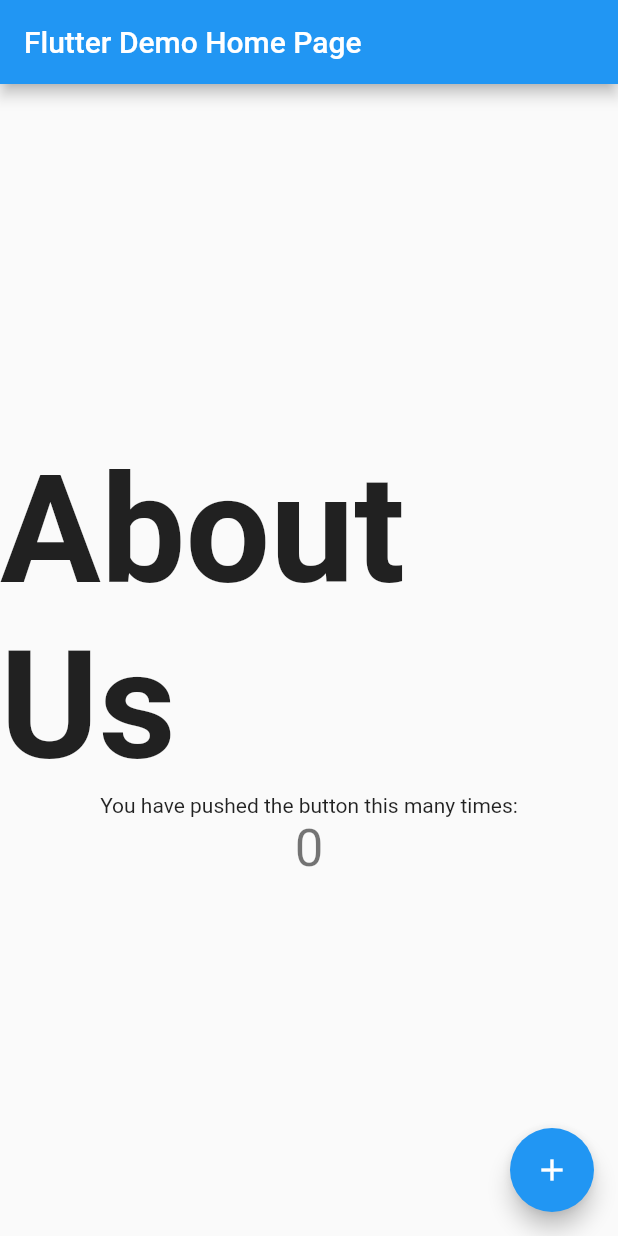
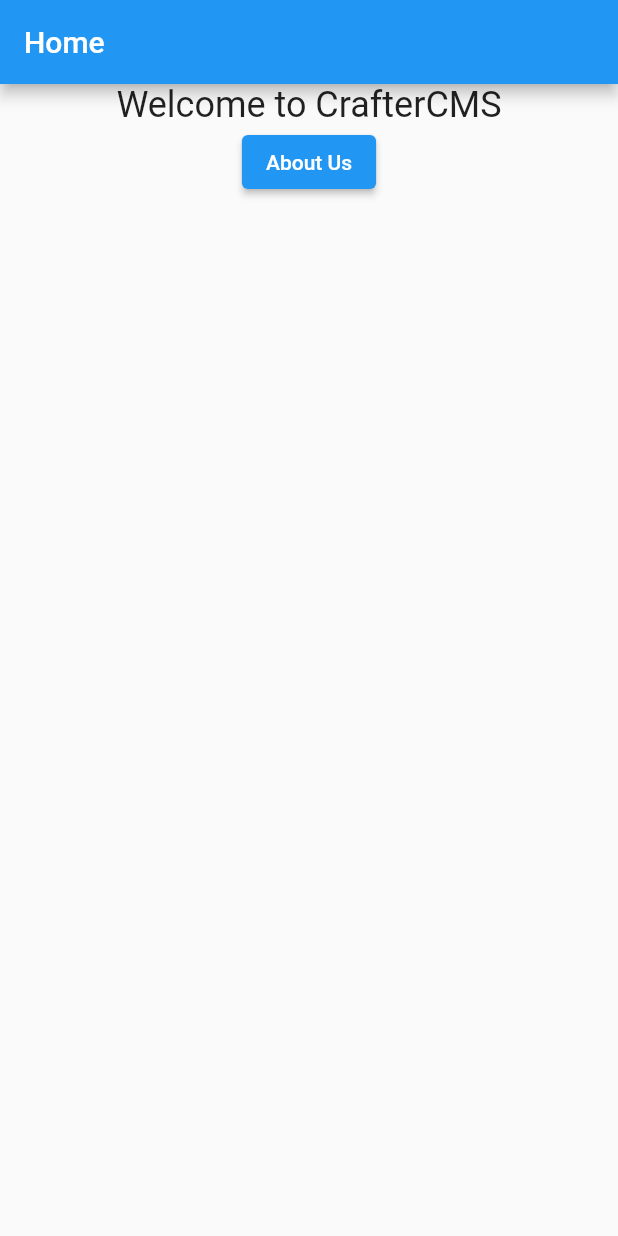
Before and after one commit to phuongnq/craftercms-example-flutter, a Flutter app: the screen it shows after launch, on a phone screen of 412 x 824 dp. Run offline on Flutter 3.47's test engine with Material 2 defaults, Android fonts, the phone set to English and light mode, and no system bars; missing offline and left inert: dart:js; statements that could not run were skipped.

Commit message:
Update to use StatefulWidget

```diff
--- a/app/lib/main.dart
+++ b/app/lib/main.dart
@@ -1,124 +1,103 @@
 import 'package:flutter/material.dart';
+import 'dart:js' as js;
 
 void main() {
-  runApp(const MyApp());
+  runApp(const MaterialApp(
+    title: 'Flutter + CrafterCMS Demo',
+    home: HomePage(),
+  ));
 }
 
-class MyApp extends StatelessWidget {
-  const MyApp({Key? key}) : super(key: key);
+class HomePage extends StatefulWidget {
+  const HomePage({Key? key}) : super(key: key);
 
-  // This widget is the root of your application.
   @override
+  State<StatefulWidget> createState() => _HomePageState(this);
+
+  void onLoad(BuildContext context) {
+    js.context.callMethod('initICE', ['/']);
+  }
+
   Widget build(BuildContext context) {
-    return MaterialApp(
-      title: 'Flutter Demo',
-      theme: ThemeData(
-        // This is the theme of your application.
-        //
-        // Try running your application with "flutter run". You'll see the
-        // application has a blue toolbar. Then, without quitting the app, try
-        // changing the primarySwatch below to Colors.green and then invoke
-        // "hot reload" (press "r" in the console where you ran "flutter run",
-        // or simply save your changes to "hot reload" in a Flutter IDE).
-        // Notice that the counter didn't reset back to zero; the application
-        // is not restarted.
-        primarySwatch: Colors.blue,
+    return Scaffold(
+      appBar: AppBar(
+        title: const Text('Home '),
       ),
-      home: const MyHomePage(title: 'Flutter Demo Home Page'),
+      body: Center(
+        child: Column(
+          children: <Widget> [
+            const Text(
+              'Welcome to CrafterCMS',
+              style: TextStyle(
+                fontSize: 24,
+                fontWeight: FontWeight.w400,
+            )
+            ),
+            ElevatedButton(
+              child: const Text('About Us'),
+              onPressed: () {
+                Navigator.push(
+                  context,
+                  MaterialPageRoute(builder: (context) => const AboutPage()),
+                );
+              },
+            ),
+          ],
+        ),
+      )
     );
   }
 }
 
-class MyHomePage extends StatefulWidget {
-  const MyHomePage({Key? key, required this.title}) : super(key: key);
+class _HomePageState extends State<HomePage> {
+  HomePage widget;
 
-  // This widget is the home page of your application. It is stateful, meaning
-  // that it has a State object (defined below) that contains fields that affect
-  // how it looks.
-
-  // This class is the configuration for the state. It holds the values (in this
-  // case the title) provided by the parent (in this case the App widget) and
-  // used by the build method of the State. Fields in a Widget subclass are
-  // always marked "final".
-
-  final String title;
+  _HomePageState(this.widget);
 
   @override
-  State<MyHomePage> createState() => _MyHomePageState();
+  Widget build(BuildContext context) => widget.build(context);
+
+  @override
+  void initState() => widget.onLoad(context);
 }
 
-class _MyHomePageState extends State<MyHomePage> {
-  int _counter = 0;
+class AboutPage extends StatefulWidget {
+  const AboutPage({Key? key}) : super(key: key);
 
-  void _incrementCounter() {
-    setState(() {
-      // This call to setState tells the Flutter framework that something has
-      // changed in this State, which causes it to rerun the build method below
-      // so that the display can reflect the updated values. If we changed
-      // _counter without calling setState(), then the build method would not be
-      // called again, and so nothing would appear to happen.
-      _counter++;
-    });
+  @override
+  State<StatefulWidget> createState() => _AboutPageState(this);
+
+  void onLoad(BuildContext context) {
+    js.context.callMethod('initICE', ['/about']);
   }
 
-  @override
   Widget build(BuildContext context) {
-    // This method is rerun every time setState is called, for instance as done
-    // by the _incrementCounter method above.
-    //
-    // The Flutter framework has been optimized to make rerunning build methods
-    // fast, so that you can just rebuild anything that needs updating rather
-    // than having to individually change instances of widgets.
+    js.context.callMethod('initICE', ['/about']);
     return Scaffold(
       appBar: AppBar(
-        // Here we take the value from the MyHomePage object that was created by
-        // the App.build method, and use it to set our appbar title.
-        title: Text(widget.title),
+        title: const Text('About Us'),
       ),
-      body: Center(
-        // Center is a layout widget. It takes a single child and positions it
-        // in the middle of the parent.
-        child: Column(
-          // Column is also a layout widget. It takes a list of children and
-          // arranges them vertically. By default, it sizes itself to fit its
-          // children horizontally, and tries to be as tall as its parent.
-          //
-          // Invoke "debug painting" (press "p" in the console, choose the
-          // "Toggle Debug Paint" action from the Flutter Inspector in Android
-          // Studio, or the "Toggle Debug Paint" command in Visual Studio Code)
-          // to see the wireframe for each widget.
-          //
-          // Column has various properties to control how it sizes itself and
-          // how it positions its children. Here we use mainAxisAlignment to
-          // center the children vertically; the main axis here is the vertical
-          // axis because Columns are vertical (the cross axis would be
-          // horizontal).
-          mainAxisAlignment: MainAxisAlignment.center,
-          children: <Widget>[
-            const Text(
-              'About Us',
-              style: TextStyle(
-                fontWeight: FontWeight.bold,
-                fontSize: 100.0,
-                fontFamily: 'Roboto',
-              )
-            ),
-            const Text(
-              'You have pushed the button this many times:',
-            ),
-            Text(
-              '$_counter',
-              style: Theme.of(context).textTheme.headline4
-            ),
-          ],
+      body: const Center(
+        child: Text(
+          'About Us',
+          style: TextStyle(
+            fontSize: 24,
+            fontWeight: FontWeight.w400,
+          )
         ),
-
       ),
-      floatingActionButton: FloatingActionButton(
-        onPressed: _incrementCounter,
-        tooltip: 'Increment',
-        child: const Icon(Icons.add),
-      ), // This trailing comma makes auto-formatting nicer for build methods.
     );
   }
 }
+
+class _AboutPageState extends State<AboutPage> {
+  AboutPage widget;
+
+  _AboutPageState(this.widget);
+
+  @override
+  Widget build(BuildContext context) => widget.build(context);
+
+  @override
+  void initState() => widget.onLoad(context);
+}
--- a/app/pubspec.yaml
+++ b/app/pubspec.yaml
@@ -29,6 +29,7 @@
 dependencies:
   flutter:
     sdk: flutter
+  flutter_js: 0.1.0+0
 
 
   # The following adds the Cupertino Icons font to your application.
```
Also changed, not shown: app/pubspec.lock, 3 other files.
